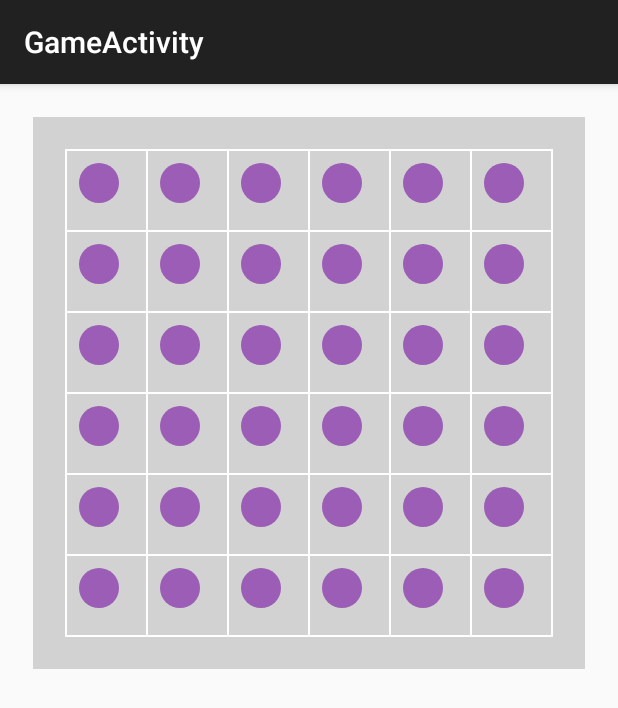
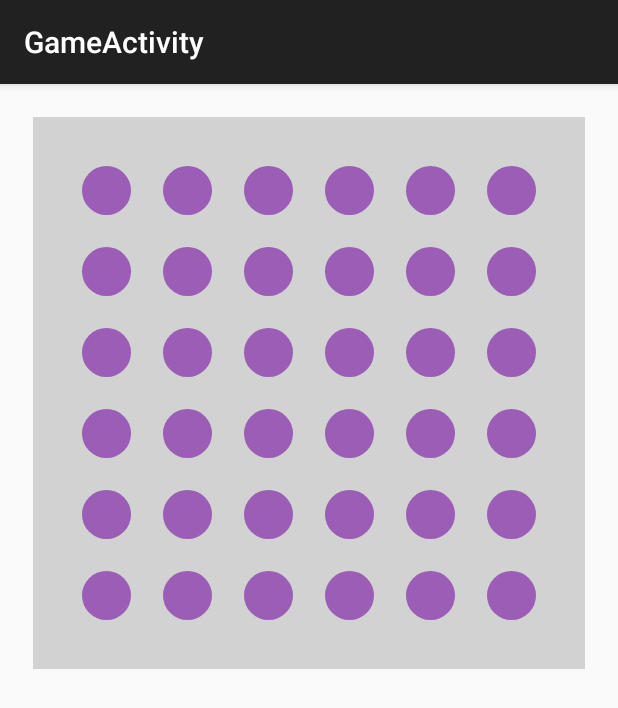
Before and after one commit to sixxa29/AppProjectDots, an Android app: the GameActivity screen opened directly, with no data from a screen before it, on a phone screen of 412 x 824 dp. Shown: the top 708 px of the screen. Run offline under Robolectric (Android 15) with nearby library versions, the light colour scheme and no system bars; 1 statement that could not run was skipped.

Commit message:
Litlir punktar komnir og virkar að teikna CYAN línu í griddið.

```diff
--- a/app/src/main/java/com/example/sigga/appprojectdots/BoardView.java
+++ b/app/src/main/java/com/example/sigga/appprojectdots/BoardView.java
@@ -9,6 +9,8 @@ import android.graphics.Path;
 import android.graphics.Point;
 import android.graphics.Rect;
 import android.graphics.RectF;
+import android.graphics.drawable.ShapeDrawable;
+import android.graphics.drawable.shapes.OvalShape;
 import android.util.AttributeSet;
 import android.view.MotionEvent;
 import android.view.View;
@@ -25,15 +27,18 @@ public class BoardView extends View {
 
     private Rect m_rect = new Rect();
     private Paint m_paint = new Paint();
+    private Paint m_paintPath  = new Paint();
+
 
     private RectF m_circle = new RectF();
-    private Paint m_paintCircle = new Paint();
-
-    private Path m_path = new Path();
-    private Paint m_paintPath = new Paint();
 
     private final int NUM_CELLS = 6;
     private static final int POINT_PADDING = 25;
+
+    private Path m_path = new Path();
+    private DotPath path = new DotPath();
+
+    private ShapeDrawable circle = new ShapeDrawable( new OvalShape());
 
     public BoardView(Context context, AttributeSet attrs) {
         super(context, attrs);
@@ -42,16 +47,12 @@ public class BoardView extends View {
         m_paint.setStrokeWidth(2);
         m_paint.setAntiAlias(true);
 
-        m_paintCircle.setStyle(Paint.Style.FILL_AND_STROKE);
-        m_paintCircle.setAntiAlias(true);
-
-        m_paintPath.setColor(Color.BLACK);
+        m_paintPath.setStyle(Paint.Style.STROKE);
+        m_paintPath.setColor(Color.CYAN);
         m_paintPath.setStrokeWidth(32);
+        m_paintPath.setStrokeCap(Paint.Cap.ROUND);
         m_paintPath.setStrokeJoin(Paint.Join.ROUND);
-        m_paintPath.setStrokeCap(Paint.Cap.ROUND);
-        m_paintPath.setStyle(Paint.Style.STROKE);
         m_paintPath.setAntiAlias(true);
-
     }
 
 
@@ -91,45 +92,95 @@ public class BoardView extends View {
         int   boardHeight = (yNew - getPaddingTop() - getPaddingBottom());
         m_cellWidth = boardWidth / NUM_CELLS;
         m_cellHeight = boardHeight / NUM_CELLS;
-        m_circle.set(0, 0, m_cellWidth/2, m_cellHeight/2);
+        m_circle.set(0, 0, m_cellWidth / 2, m_cellHeight / 2);
         m_circle.inset(m_cellWidth * 0.1f, m_cellHeight * 0.1f);
         m_circle.offset(getPaddingLeft(), getPaddingTop());
 
     }
 
+
     @Override
     protected void onDraw(Canvas canvas ) {
-        canvas.drawRect(m_rect, m_paint);
 
         for ( int row = 0; row < NUM_CELLS; ++row ) {
             for ( int col = 0; col < NUM_CELLS; ++col ) {
-                int x = colToX(col);
-                int y = rowToY(row);
-                m_rect.set(x, y, x + m_cellWidth, y + m_cellHeight);
-                m_paintCircle.setColor(pickColor());
-
-                canvas.drawCircle(x + getPaddingLeft(), y + getPaddingTop(), 20, m_paintCircle);
-                canvas.drawRect(m_rect, m_paint);
+                int x1 = colToX(col);
+                int y1 = rowToY(row);
+                m_rect.set(x1, y1, x1 + m_cellWidth, y1 + m_cellHeight);
+                m_rect.inset((int) (m_rect.width() * 0.2), (int) (m_rect.height() * 0.2));
+                circle.setBounds(m_rect);
+                circle.getPaint().setColor(pickColor());
+                circle.draw(canvas);
 
             }
         }
 
-        if ( !m_cellPath.isEmpty() ) {
-            m_path.reset();
-            Point point = m_cellPath.get(0);
-            m_path.moveTo( colToX(point.x) + m_cellWidth/2,
-                    rowToY(point.y) + m_cellHeight/2 );
+        m_path.reset();
 
-            for ( int i=1; i<m_cellPath.size(); ++i ) {
-                point = m_cellPath.get(i);
-                m_path.lineTo( colToX(point.x) + m_cellWidth/2,
-                        rowToY(point.y) + m_cellHeight/2 );
+        if(!path.isEmpty()) {
+            ArrayList<Point> point = path.getCoordinates();
+            Point index = point.get(0);
+
+            int x = colToX(index.x) + m_cellWidth/2;
+            int y = rowToY(index.y) + m_cellHeight/2;
+
+            m_path.moveTo(x,y);
+            for (int i = 1; i < point.size(); ++i) {
+
+                index = point.get(i);
+                x = colToX(index.x) + m_cellWidth / 2;
+                y = rowToY(index.y) + m_cellHeight / 2;
+               m_path.lineTo(x, y);
+
             }
-            canvas.drawPath( m_path, m_paintPath );
         }
+
+        canvas.drawPath(m_path, m_paintPath);
+
+
     }
 
-    boolean m_moving = false;
+    /*public void setColorsForCellPaths(DotPath cellpaths) {
+        ArrayList<Point> point = cellpaths.getCoordinates();
+        for (int i = 0; i < point.size(); i++) {
+             point.get(i) ;
+        }
+    }*/
+
+/*
+    protected void drawPathS(Canvas canvas) {
+
+        ArrayList<Point> point = path.getCoordinates();
+        Point index = point.get(0);
+
+        int x = colToX(index.x) + m_cellWidth/2;
+        int y = rowToY(index.y) + m_cellHeight/2;
+
+        m_path.reset();
+
+        if(path.isEmpty()){ return; }
+
+        m_path.moveTo(x, y);
+        for(int i = 1; i < point.size(); ++i){
+
+            index = point.get(i);
+            x = colToX(index.x) + m_cellWidth/2;
+            y = rowToY(index.y) + m_cellHeight/2;
+
+            m_path.lineTo(x, y);
+
+        }
+
+       // path.setPaintPath(circle.getPaint().getColor());
+        //path.setPaintPath(Color.CYAN);
+
+        canvas.drawPath(m_path, m_paintPath);
+
+
+
+
+    }
+*/
 
     private int xToCol( int x ) { return (x - getPaddingLeft()) / m_cellWidth; }
     private int yToRow( int y ) { return (y - getPaddingTop()) / m_cellHeight; }
@@ -138,24 +189,14 @@ public class BoardView extends View {
     private int rowToY( int row ) { return  row * m_cellHeight + getPaddingTop(); }
 
 
-    void snapToGrid( RectF circle ) {
-        int col = xToCol( (int) circle.left );
-        int row = yToRow((int) circle.top);
-        float x = colToX(col) + (m_cellWidth - circle.width())/2.0f;
-        float y = rowToY(row) + (m_cellHeight - circle.height())/2.0f;
-        //circle.offsetTo( x, y );
-        m_path.moveTo(x,y);
-    }
-
-    private List<Point> m_cellPath = new ArrayList<Point>();
 
     @Override
     public boolean onTouchEvent( MotionEvent event ) {
 
         int x = (int) event.getX();
         int y = (int) event.getY();
-        int col = xToCol(x);
-        int row = yToRow(y);
+      //  int col = xToCol(x);
+       // int row = yToRow(y);
 
         int xMax = getPaddingLeft() + m_cellWidth * NUM_CELLS;
         int yMax = getPaddingTop() + m_cellHeight * NUM_CELLS;
@@ -163,58 +204,28 @@ public class BoardView extends View {
         y = Math.max(getPaddingTop(), Math.min(y, (int) (yMax - m_circle.height())));
 
         if ( event.getAction() == MotionEvent.ACTION_DOWN ) {
-            //if ( m_rect.contains(x,y) ) {
-                //m_moving = true;
-                //m_cellPath.add( new Point(xToCol(x), yToRow(y)) );
-                m_cellPath.clear();
-                m_cellPath.add( new Point(col, row) );
-           // }
-           // else {
-           //     animateMovement(m_circle.left, m_circle.top,
-           //             x - m_circle.width() / 2, y - m_circle.height() / 2);
-           // }
-           // invalidate();
+
+            path.reset();
+            path.append(new Point(xToCol(x), yToRow(y)));
+
+            invalidate();
         }
          if ( event.getAction() == MotionEvent.ACTION_MOVE ) {
-            //if ( m_moving ) {
-                if ( !m_cellPath.isEmpty( ) ) {
-
-                    Point last = m_cellPath.get(m_cellPath.size() - 1);
+                if ( !path.isEmpty( ) ) {
+                    int col = xToCol(x);
+                    int row = yToRow(y);
+                    Point last = path.getLast();
                     if (col != last.x || row != last.y) {
-                        m_cellPath.add(new Point(col, row));
+                        path.append(new Point(col, row));
                     }
-          //      }
+                }
                 invalidate();
-            }
 
         }
-     /*   else if ( event.getAction() == MotionEvent.ACTION_UP ) {
-            m_moving = false;
-            snapToGrid(m_circle);
-            m_cellPath.clear();
-            invalidate();
-        }*/
+
 
 
         return true;
     }
-    ValueAnimator animator = new ValueAnimator();
 
-    private void animateMovement( final float xFrom, final float yFrom, final float xTo, final float yTo ) {
-        animator.removeAllUpdateListeners();
-        animator.setDuration(3000);
-        animator.setFloatValues(0.0f, 1.0f);
-        animator.addUpdateListener(new ValueAnimator.AnimatorUpdateListener() {
-            @Override
-            public void onAnimationUpdate(ValueAnimator animation) {
-                float ratio = (float) animation.getAnimatedValue();
-                int x = (int)( (1.0-ratio) * xFrom + ratio * xTo );
-                int y = (int)( (1.0-ratio) * yFrom + ratio * yTo );
-                m_path.lineTo(x,y);
-                invalidate();
-            }
-        });
-        animator.start();
-
-    }
 }
--- a/app/src/main/res/layout/activity_board_view.xml
+++ b/app/src/main/res/layout/activity_board_view.xml
@@ -4,7 +4,7 @@
     android:layout_height="match_parent">
     <com.example.sigga.appprojectdots.BoardView
         android:layout_width="wrap_content"
-        android:layout_height="wrap_content"
+        android:layout_height="match_parent"
         android:background="#29000100"
         android:padding="10pt"
         android:layout_margin="10pt"
```
Also changed, not shown: 1 other file.
